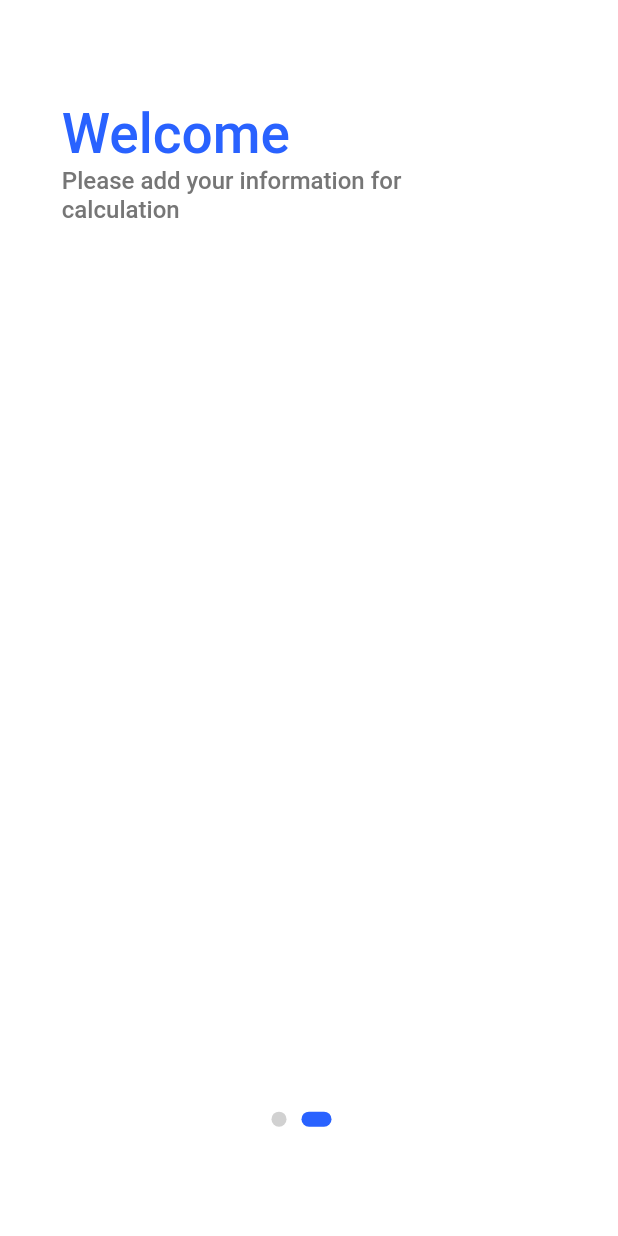
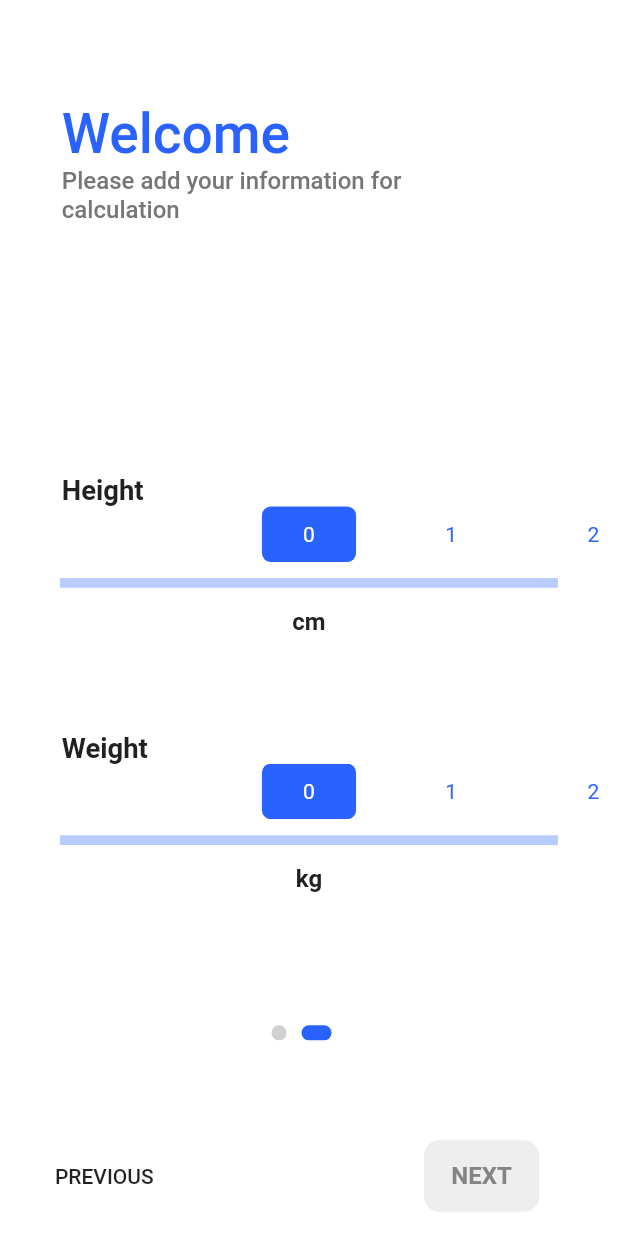
Before and after one commit to samiraliyev/Flutter-BMI-Calculator, a Flutter app: the screen it shows after launch, swiped to page 2, on a phone screen of 412 x 824 dp. Run offline on Flutter 3.47's test engine with Material 2 defaults, Android fonts, the phone set to English and light mode, and no system bars; our stand-ins replace flutter_svg, google_fonts; Roboto replaces fonts that are missing (Heebo).

```diff
--- a/lib/ui/pages/onboarding_page.dart
+++ b/lib/ui/pages/onboarding_page.dart
@@ -1,8 +1,10 @@
 import 'package:bmi_calculator/ui/shared/colors.dart';
+import 'package:bmi_calculator/ui/size_config.dart';
 import 'package:bmi_calculator/ui/widgets/dot_indicator.dart';
 import 'package:bmi_calculator/ui/widgets/onboarding_first_page.dart';
 import 'package:bmi_calculator/ui/widgets/onboarding_second_page.dart';
 import 'package:bmi_calculator/ui/widgets/onboarding_top.dart';
+import 'package:bmi_calculator/ui/widgets/page_control_button.dart';
 import 'package:flutter/material.dart';
 
 class OnBoardingPage extends StatefulWidget {
@@ -26,12 +28,17 @@ class _OnBoardingPageState extends State<OnBoardingPage> {
     return Scaffold(
       backgroundColor: AppColors.backgroundColor,
       body: SafeArea(
+        child: SingleChildScrollView(
           child: Column(
             crossAxisAlignment: CrossAxisAlignment.start,
             children: <Widget>[
               OnBoardingTop(),
-            Expanded(
-              flex: 3,
+              Padding(
+                padding: EdgeInsets.only(
+                  top: SizeConfig.heightMultiplier * 7.03125,
+                ),
+                child: SizedBox(
+                  height: SizeConfig.heightMultiplier * 57.8125,
                   child: PageView(
                     controller: _pageController,
                     children: <Widget>[
@@ -40,14 +47,30 @@ class _OnBoardingPageState extends State<OnBoardingPage> {
                     ],
                   ),
                 ),
-            Expanded(
-              child: DotIndicator(
+              ),
+              DotIndicator(
                 pageCount: 2,
                 pageController: _pageController,
                 activeDotColor: AppColors.primaryColor,
                 dotColor: AppColors.dotColor,
               ),
+            ],
           ),
+        ),
+      ),
+      floatingActionButton: Padding(
+        padding: EdgeInsets.symmetric(
+          horizontal: SizeConfig.widthMultiplier * 8.888,
+          vertical: 0,
+        ),
+        child: Row(
+          mainAxisAlignment: MainAxisAlignment.spaceBetween,
+          children: <Widget>[
+            FlatButton(
+              onPressed: () {},
+              child: Text('PREVIOUS'),
+            ),
+            PageControllButton(title: 'NEXT'),
           ],
         ),
       ),
--- a/lib/ui/router.dart
+++ b/lib/ui/router.dart
@@ -1,7 +1,5 @@
 import 'package:bmi_calculator/constants/routes.dart';
 import 'package:bmi_calculator/ui/pages/add_date_page.dart';
-import 'package:bmi_calculator/ui/pages/calculator_page.dart';
-import 'package:bmi_calculator/ui/pages/info_page.dart';
 import 'package:bmi_calculator/ui/pages/onboarding_page.dart';
 import 'package:flutter/material.dart';
 import 'package:flutter/widgets.dart';
@@ -18,15 +16,6 @@ Route<dynamic> onGenerateRoute(RouteSettings routeSettings) {
         builder: (context) => OnBoardingPage(),
       );
       break;
-    case calculator:
-      return MaterialPageRoute(
-        builder: (context) => CalculatorPage(),
-      );
-      break;
-    case info:
-      return MaterialPageRoute(
-        builder: (context) => InfoPage(),
-      );
     default:
       return MaterialPageRoute(
         builder: (context) => Scaffold(),
--- a/lib/ui/shared/colors.dart
+++ b/lib/ui/shared/colors.dart
@@ -11,4 +11,5 @@ class AppColors {
   static const boxBackground = Color.fromRGBO(238, 238, 238, 1);
   static const genderTextColor = Color.fromRGBO(101, 101, 101, 1);
   static const dotColor = Color.fromRGBO(209, 209, 209, 1);
+  static const pageControlTextColor = Color.fromRGBO(132, 132, 132, 1);
 }
--- a/lib/ui/shared/fonts.dart
+++ b/lib/ui/shared/fonts.dart
@@ -1,13 +1,12 @@
+import 'package:flutter/material.dart';
 import 'package:flutter/widgets.dart';
 import 'package:google_fonts/google_fonts.dart';
 import '../size_config.dart';
 import 'colors.dart';
 
 class AppFonts {
-  ///
   /// * fontSize: 80
   /// * color: primaryColor
-  ///
   static final largeFontStyle = GoogleFonts.heebo(
     color: AppColors.primaryColor,
     fontSize: SizeConfig.textMultiplier * 22.222,
@@ -15,61 +14,72 @@ class AppFonts {
     height: 0.9,
   );
 
-  ///
   /// * fontSize: 31
   /// * color: secondaryColor
-  ///
   static final mediumFontStyle = GoogleFonts.heebo(
     color: AppColors.secondaryColor,
     fontSize: SizeConfig.textMultiplier * 8.611,
     fontWeight: FontWeight.w500,
   );
 
-  ///
   /// * fontSize: 32
   /// * color: primaryColor
-  ///
   static final mediumFontStyleV2 = GoogleFonts.heebo(
     color: AppColors.primaryColor,
     fontSize: SizeConfig.textMultiplier * 8.888,
     fontWeight: FontWeight.w500,
   );
 
-  ///
   /// * fontSize: 15
   /// * color: subheadColor
-  ///
   static final normalFontStyle = GoogleFonts.heebo(
     color: AppColors.subheadColor,
     fontSize: SizeConfig.textMultiplier * 4.166,
     fontWeight: FontWeight.bold,
   );
 
-  ///
   /// * fontSize: 16
   /// * color: subheadColor
-  ///
   static final normalFontStyleV2 = GoogleFonts.heebo(
     color: AppColors.subheadColor,
     fontSize: SizeConfig.textMultiplier * 4.444,
     fontWeight: FontWeight.bold,
   );
 
-  ///
   /// * fontSize: 14
   /// * color: subtitleColor
-  ///
   static final tinyTextStyle = GoogleFonts.heebo(
     fontSize: SizeConfig.textMultiplier * 3.888,
     color: AppColors.subtitleColor,
   );
 
-  ///
   /// * fontSize: 14
   /// * color: genderTextColor
-  ///
   static final tinyTextStyleV2 = GoogleFonts.heebo(
     fontSize: SizeConfig.textMultiplier * 3.888,
     color: AppColors.genderTextColor,
   );
+
+  /// * fontSize: 14
+  /// * color: pageControlTextColor
+  static final tinyTextStyleV3 = GoogleFonts.heebo(
+    fontSize: SizeConfig.textMultiplier * 3.888,
+    color: AppColors.pageControlTextColor,
+    fontWeight: FontWeight.w700,
+  );
+
+  /// * fontSize: 14
+  /// * color: whiteColor
+  static final tinyTextStyleV4 = GoogleFonts.heebo(
+    fontSize: SizeConfig.textMultiplier * 3.888,
+    color: Colors.white,
+  );
+
+  /// * fontSize: 14
+  /// * color: subheadColor
+  static final tinyTextStyleV5 = GoogleFonts.heebo(
+    fontSize: SizeConfig.textMultiplier * 3.888,
+    color: AppColors.subheadColor,
+    fontWeight: FontWeight.w700,
+  );
 }
--- a/lib/ui/widgets/gender_selector.dart
+++ b/lib/ui/widgets/gender_selector.dart
@@ -79,6 +79,8 @@ class _GenderSelectorState extends State<GenderSelector> {
               Text(
                 isMale ? 'male' : 'female',
                 style: AppFonts.tinyTextStyleV2,
+                maxLines: 1,
+                overflow: TextOverflow.ellipsis,
               ),
             ],
           ),
--- a/lib/ui/widgets/onboarding_second_page.dart
+++ b/lib/ui/widgets/onboarding_second_page.dart
@@ -1,10 +1,34 @@
+import 'package:bmi_calculator/ui/size_config.dart';
+import 'package:bmi_calculator/ui/widgets/value_selector.dart';
 import 'package:flutter/material.dart';
 
 class OnBoardingSecondPage extends StatelessWidget {
   @override
   Widget build(BuildContext context) {
-    return Column(
-      children: <Widget>[],
+    return Padding(
+      padding: EdgeInsets.only(
+        top:
+            SizeConfig.heightMultiplier * 13.28125 * SizeConfig.textScaleFactor,
+      ),
+      child: Column(
+        children: <Widget>[
+          ValueSelector(
+            selectorTitle: 'Height',
+            values: List.generate(300, (index) => index),
+            onItemSelected: (selectedHeight) {},
+            selectorSubtitle: 'cm',
+          ),
+          SizedBox(
+            height: SizeConfig.heightMultiplier * 7.8125,
+          ),
+          ValueSelector(
+            selectorTitle: 'Weight',
+            values: List.generate(300, (index) => index),
+            onItemSelected: (selectedHeight) {},
+            selectorSubtitle: 'kg',
+          ),
+        ],
+      ),
     );
   }
 }
--- a/lib/ui/widgets/onboarding_top.dart
+++ b/lib/ui/widgets/onboarding_top.dart
@@ -10,7 +10,7 @@ class OnBoardingTop extends StatelessWidget {
         SizeConfig.widthMultiplier * 10,
         SizeConfig.heightMultiplier * 8.28125,
         SizeConfig.widthMultiplier * 15.277,
-        SizeConfig.heightMultiplier * 6.25,
+        0,
       ),
       child: RichText(
         text: TextSpan(
--- /dev/null
+++ b/lib/ui/widgets/page_control_button.dart
@@ -0,0 +1,40 @@
+import 'package:bmi_calculator/ui/shared/colors.dart';
+import 'package:bmi_calculator/ui/shared/fonts.dart';
+import 'package:bmi_calculator/ui/size_config.dart';
+import 'package:flutter/material.dart';
+
+class PageControllButton extends StatelessWidget {
+  final String title;
+  final bool isVisible;
+  final bool isActivated;
+
+  PageControllButton({
+    @required this.title,
+    this.isVisible = true,
+    this.isActivated = false,
+  });
+
+  @override
+  Widget build(BuildContext context) {
+    return Visibility(
+      visible: isVisible,
+      child: Container(
+        width: SizeConfig.widthMultiplier * 18.611 * SizeConfig.textScaleFactor,
+        height:
+            SizeConfig.heightMultiplier * 5.78125 * SizeConfig.textScaleFactor,
+        decoration: BoxDecoration(
+          color: isActivated ? AppColors.primaryColor : AppColors.boxBackground,
+          borderRadius: BorderRadius.circular(10),
+        ),
+        child: Center(
+          child: Text(
+            title,
+            style: isActivated
+                ? AppFonts.tinyTextStyleV4
+                : AppFonts.tinyTextStyleV3,
+          ),
+        ),
+      ),
+    );
+  }
+}
--- a/lib/ui/widgets/value_selector.dart
+++ b/lib/ui/widgets/value_selector.dart
@@ -5,6 +5,7 @@ import '../size_config.dart';
 
 class ValueSelector extends StatefulWidget {
   final String selectorTitle;
+  final String selectorSubtitle;
   final List<int> values;
   final Color selectorColor;
   final Function(int) onItemSelected;
@@ -13,6 +14,7 @@ class ValueSelector extends StatefulWidget {
     @required this.selectorTitle,
     @required this.values,
     @required this.onItemSelected,
+    this.selectorSubtitle,
     this.selectorColor,
   });
 
@@ -28,7 +30,7 @@ class _ValueSelectorState extends State<ValueSelector> {
   void initState() {
     _pageController = PageController(
       initialPage: 0,
-      viewportFraction: 0.25,
+      viewportFraction: 0.23,
     );
     super.initState();
   }
@@ -48,9 +50,10 @@ class _ValueSelectorState extends State<ValueSelector> {
           ),
         ),
         Container(
-          height: SizeConfig.heightMultiplier * 5 * SizeConfig.textScaleFactor,
+          height:
+              SizeConfig.heightMultiplier * 4.5 * SizeConfig.textScaleFactor,
           margin: EdgeInsets.only(
-            bottom: SizeConfig.heightMultiplier * 1.5625,
+            bottom: SizeConfig.heightMultiplier * 1.3,
           ),
           child: NotificationListener<ScrollNotification>(
             onNotification: (_) {
@@ -78,11 +81,25 @@ class _ValueSelectorState extends State<ValueSelector> {
         Container(
           margin: EdgeInsets.symmetric(
             vertical: 0,
-            horizontal: SizeConfig.widthMultiplier * 10,
+            horizontal: SizeConfig.widthMultiplier * 9.722,
           ),
           width: double.infinity,
           height: SizeConfig.heightMultiplier * 0.78125,
           color: AppColors.accentColor,
+        ),
+        Visibility(
+          visible: widget.selectorSubtitle != null,
+          child: Padding(
+            padding: EdgeInsets.only(
+              top: SizeConfig.heightMultiplier * 1.5625,
+            ),
+            child: Center(
+              child: Text(
+                widget.selectorSubtitle ?? '',
+                style: AppFonts.tinyTextStyleV5,
+              ),
+            ),
+          ),
         ),
       ],
     );
@@ -91,10 +108,9 @@ class _ValueSelectorState extends State<ValueSelector> {
   Widget _numberItem(int number, [bool isSelected = false]) {
     return Container(
       width: SizeConfig.widthMultiplier * 11.94444 * SizeConfig.textScaleFactor,
-      height:
-          SizeConfig.heightMultiplier * 3.90625 * SizeConfig.textScaleFactor,
+      height: SizeConfig.heightMultiplier * 4 * SizeConfig.textScaleFactor,
       margin: EdgeInsets.symmetric(
-        horizontal: 8,
+        horizontal: 16,
         vertical: 0,
       ),
       padding: EdgeInsets.symmetric(
```
Also changed, not shown: lib/ui/pages/calculator_page.dart (deleted, +0 -242 lines), lib/ui/pages/info_page.dart (deleted, +0 -33 lines), lib/ui/pages/splash_page.dart (+42 -15 lines). Lines whose indentation alone changed are shown as unchanged.
